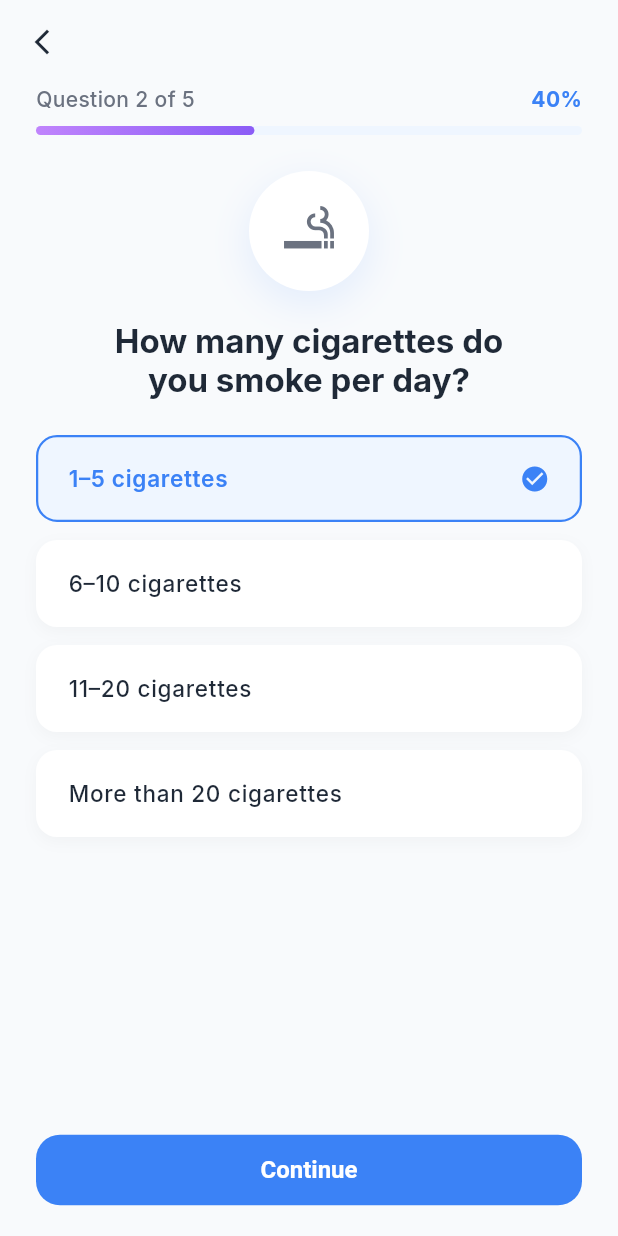
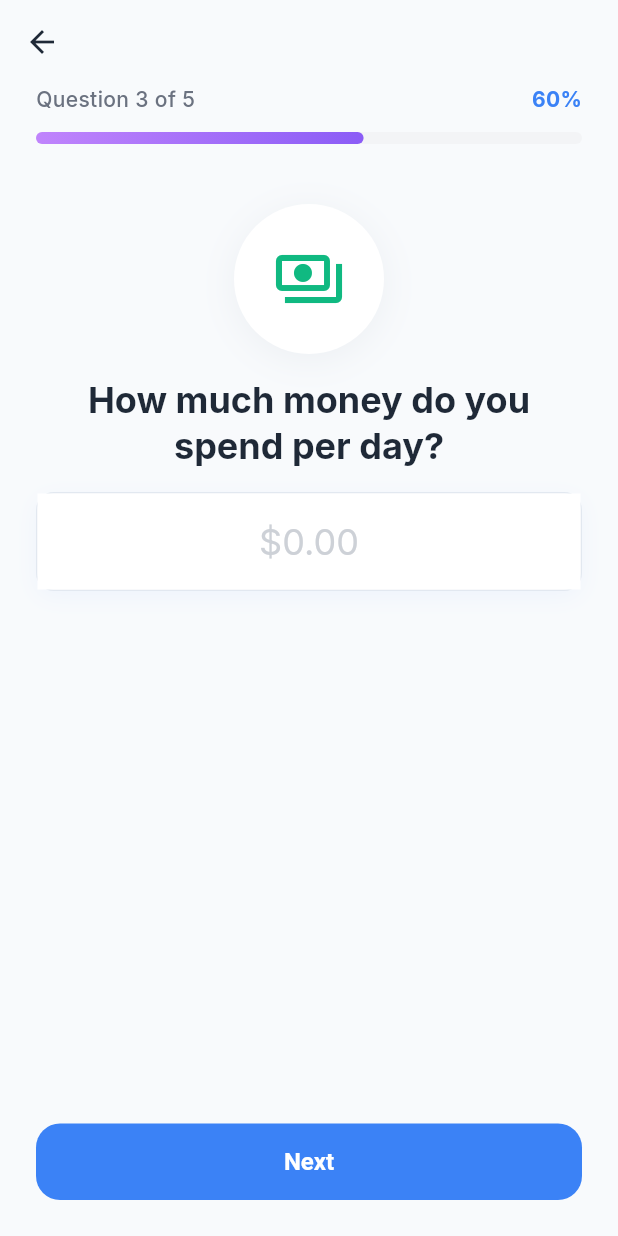
Before and after one commit to Musama987/quit_habit, a Flutter app: the QuestionnaireTwoScreen screen opened directly, after a tap on "1–5 cigarettes", on a phone screen of 412 x 824 dp. Run offline on Flutter 3.47's test engine with Material 3 defaults, Android fonts, the phone set to English and light mode, and no system bars; our stand-ins replace google_fonts; network calls fail.

Commit message:
Add QuestionnaireThreeScreen and implement navigation from QuestionnaireTwoScreen

```diff
--- a/lib/screens/onboarding/questionnaire_three.dart
+++ b/lib/screens/onboarding/questionnaire_three.dart
@@ -0,0 +1,198 @@
+import 'package:flutter/material.dart';
+import 'package:quit_habit/utils/app_colors.dart';
+
+class QuestionnaireThreeScreen extends StatefulWidget {
+  const QuestionnaireThreeScreen({super.key});
+
+  @override
+  State<QuestionnaireThreeScreen> createState() => _QuestionnaireThreeScreenState();
+}
+
+class _QuestionnaireThreeScreenState extends State<QuestionnaireThreeScreen> {
+  final TextEditingController _moneyController = TextEditingController();
+
+  @override
+  void dispose() {
+    _moneyController.dispose();
+    super.dispose();
+  }
+
+  @override
+  Widget build(BuildContext context) {
+    final textTheme = Theme.of(context).textTheme;
+
+    return Scaffold(
+      backgroundColor: AppColors.backgroundLight,
+      // resizeToAvoidBottomInset: true is default, which allows the button to move up with keyboard
+      appBar: AppBar(
+        leading: IconButton(
+          icon: const Icon(Icons.arrow_back, color: AppColors.textPrimary),
+          onPressed: () => Navigator.of(context).pop(),
+        ),
+        backgroundColor: Colors.transparent,
+        elevation: 0,
+      ),
+      body: GestureDetector(
+        onTap: () => FocusScope.of(context).unfocus(),
+        child: SafeArea(
+          child: CustomScrollView(
+            slivers: [
+              SliverFillRemaining(
+                hasScrollBody: false,
+                child: Padding(
+                  padding: const EdgeInsets.symmetric(horizontal: 24.0),
+                  child: Column(
+                    crossAxisAlignment: CrossAxisAlignment.center,
+                    children: [
+                      // --- 1. Progress Header ---
+                      Row(
+                        mainAxisAlignment: MainAxisAlignment.spaceBetween,
+                        children: [
+                          Text(
+                            'Question 3 of 5',
+                            style: textTheme.bodyMedium?.copyWith(
+                              color: AppColors.textSecondary,
+                              fontWeight: FontWeight.w500,
+                            ),
+                          ),
+                          Text(
+                            '60%',
+                            style: textTheme.bodyMedium?.copyWith(
+                              color: AppColors.primary,
+                              fontWeight: FontWeight.bold,
+                            ),
+                          ),
+                        ],
+                      ),
+                      const SizedBox(height: 12),
+
+                      // Progress Bar (60%)
+                      Container(
+                        height: 8,
+                        width: double.infinity,
+                        decoration: BoxDecoration(
+                          color: const Color(0xFFF3F4F6),
+                          borderRadius: BorderRadius.circular(10),
+                        ),
+                        child: FractionallySizedBox(
+                          alignment: Alignment.centerLeft,
+                          widthFactor: 0.6,
+                          child: Container(
+                            decoration: BoxDecoration(
+                              gradient: AppColors.purpleGradient,
+                              borderRadius: BorderRadius.circular(10),
+                            ),
+                          ),
+                        ),
+                      ),
+
+                      const SizedBox(height: 40),
+
+                      // --- 2. Icon ---
+                      Container(
+                        width: 100,
+                        height: 100,
+                        decoration: BoxDecoration(
+                          color: AppColors.surfaceLight,
+                          shape: BoxShape.circle,
+                          boxShadow: [AppColors.softShadow],
+                        ),
+                        child: Center(
+                          child: Icon(
+                            Icons.payments_outlined,
+                            size: 48,
+                            color: AppColors.success,
+                          ),
+                        ),
+                      ),
+
+                      const SizedBox(height: 15),
+
+                      // --- 3. Question Title ---
+                      Text(
+                        'How much money do you\nspend per day?',
+                        textAlign: TextAlign.center,
+                        style: textTheme.displayMedium?.copyWith(
+                          fontSize: 24,
+                          color: AppColors.textPrimary,
+                          height: 1.3,
+                          fontWeight: FontWeight.w700,
+                        ),
+                      ),
+
+                      const SizedBox(height: 15),
+
+                      // --- 4. Money Input Field ---
+                      Container(
+                        decoration: BoxDecoration(
+                          color: AppColors.inputBackground,
+                          borderRadius: BorderRadius.circular(12),
+                          border: Border.all(color: AppColors.border),
+                          boxShadow: [
+                            BoxShadow(
+                              color: AppColors.primary.withOpacity(0.05),
+                              offset: const Offset(0, 4),
+                              blurRadius: 12,
+                            )
+                          ],
+                        ),
+                        child: TextFormField(
+                          controller: _moneyController,
+                          keyboardType: const TextInputType.numberWithOptions(decimal: true),
+                          textAlign: TextAlign.center,
+                          style: textTheme.headlineSmall?.copyWith(
+                            color: AppColors.textPrimary,
+                            fontWeight: FontWeight.w600,
+                          ),
+                          decoration: InputDecoration(
+                            hintText: '\$0.00',
+                            hintStyle: textTheme.headlineSmall?.copyWith(
+                              color: AppColors.textTertiary.withOpacity(0.5),
+                            ),
+                            border: InputBorder.none,
+                            enabledBorder: InputBorder.none,
+                            focusedBorder: InputBorder.none,
+                            contentPadding: const EdgeInsets.symmetric(vertical: 16),
+                          ),
+                        ),
+                      ),
+
+                      // This SizedBox ensures a gap exists even when the keyboard is up
+                      const SizedBox(height: 25),
+
+                      // The Spacer pushes the button to the bottom when keyboard is closed,
+                      // but shrinks to 0 when keyboard is open (leaving only the SizedBox above).
+                      const Spacer(),
+
+                      // --- 5. Next Button ---
+                      SizedBox(
+                        width: double.infinity,
+                        child: ElevatedButton(
+                          onPressed: () {
+                            // TODO: Validate input and Navigate to Question 4
+                          },
+                          style: ElevatedButton.styleFrom(
+                            backgroundColor: AppColors.primary,
+                            foregroundColor: Colors.white,
+                            padding: const EdgeInsets.symmetric(vertical: 16),
+                            shape: RoundedRectangleBorder(
+                              borderRadius: BorderRadius.circular(16),
+                            ),
+                            elevation: 0,
+                          ),
+                          child: const Text('Next'),
+                        ),
+                      ),
+
+                      const SizedBox(height: 24),
+                    ],
+                  ),
+                ),
+              ),
+            ],
+          ),
+        ),
+      ),
+    );
+  }
+}
--- a/lib/screens/onboarding/questionnaire_two.dart
+++ b/lib/screens/onboarding/questionnaire_two.dart
@@ -1,5 +1,6 @@
 import 'package:flutter/material.dart';
 import 'package:quit_habit/utils/app_colors.dart';
+import 'package:quit_habit/screens/onboarding/questionnaire_three.dart';
 
 class QuestionnaireTwoScreen extends StatefulWidget {
   const QuestionnaireTwoScreen({super.key});
@@ -18,6 +19,22 @@ class _QuestionnaireTwoScreenState extends State<QuestionnaireTwoScreen> {
     'More than 20 cigarettes',
   ];
 
+  void _handleOptionSelected(int index) {
+    setState(() {
+      _selectedOptionIndex = index;
+    });
+
+    // Add a small delay so the user sees the selection effect before moving on
+    Future.delayed(const Duration(milliseconds: 300), () {
+      if (mounted) {
+        Navigator.push(
+          context,
+          MaterialPageRoute(builder: (_) => const QuestionnaireThreeScreen()),
+        );
+      }
+    });
+  }
+
   @override
   Widget build(BuildContext context) {
     final textTheme = Theme.of(context).textTheme;
@@ -29,7 +46,6 @@ class _QuestionnaireTwoScreenState extends State<QuestionnaireTwoScreen> {
           icon: const Icon(Icons.arrow_back_ios_new, size: 20),
           onPressed: () => Navigator.pop(context),
         ),
-        // Reduced toolbar height slightly if needed, but standard is usually fine.
       ),
       body: SafeArea(
         child: Column(
@@ -40,7 +56,6 @@ class _QuestionnaireTwoScreenState extends State<QuestionnaireTwoScreen> {
                 child: Column(
                   crossAxisAlignment: CrossAxisAlignment.center,
                   children: [
-                    // Reduced top spacing
                     const SizedBox(height: 0),
 
                     // --- 1. Progress Header ---
@@ -63,13 +78,13 @@ class _QuestionnaireTwoScreenState extends State<QuestionnaireTwoScreen> {
                         ),
                       ],
                     ),
-                    const SizedBox(height: 8), // Reduced from 12
+                    const SizedBox(height: 8),
 
                     // Custom Gradient Progress Bar
                     Stack(
                       children: [
                         Container(
-                          height: 6, // Reduced thickness from 8
+                          height: 6,
                           width: double.infinity,
                           decoration: BoxDecoration(
                             color: AppColors.primaryLight,
@@ -79,7 +94,7 @@ class _QuestionnaireTwoScreenState extends State<QuestionnaireTwoScreen> {
                         LayoutBuilder(
                           builder: (context, constraints) {
                             return Container(
-                              height: 6, // Reduced thickness from 8
+                              height: 6,
                               width: constraints.maxWidth * 0.4,
                               decoration: BoxDecoration(
                                 gradient: AppColors.purpleGradient,
@@ -91,20 +106,20 @@ class _QuestionnaireTwoScreenState extends State<QuestionnaireTwoScreen> {
                       ],
                     ),
 
-                    const SizedBox(height: 24), // Reduced from 40
+                    const SizedBox(height: 24),
 
-                    // --- 2. Icon Illustration (Scaled Down) ---
+                    // --- 2. Icon Illustration ---
                     Container(
-                      width: 80, // Reduced from 100
-                      height: 80, // Reduced from 100
+                      width: 80,
+                      height: 80,
                       decoration: BoxDecoration(
                         color: AppColors.surfaceLight,
                         shape: BoxShape.circle,
                         boxShadow: [
                           BoxShadow(
                             color: AppColors.primary.withOpacity(0.1),
-                            blurRadius: 20, // Reduced blur
-                            spreadRadius: 2, // Reduced spread
+                            blurRadius: 20,
+                            spreadRadius: 2,
                             offset: const Offset(0, 8),
                           ),
                         ],
@@ -112,79 +127,60 @@ class _QuestionnaireTwoScreenState extends State<QuestionnaireTwoScreen> {
                       child: const Center(
                         child: Icon(
                           Icons.smoking_rooms_outlined,
-                          size: 40, // Reduced from 48
+                          size: 40,
                           color: AppColors.textSecondary,
                         ),
                       ),
                     ),
 
-                    const SizedBox(height: 20), // Reduced from 32
+                    const SizedBox(height: 20),
 
                     // --- 3. Question Text ---
                     Text(
                       'How many cigarettes do\nyou smoke per day?',
                       textAlign: TextAlign.center,
                       style: textTheme.displayMedium?.copyWith(
-                        fontSize: 22, // Slightly smaller font
+                        fontSize: 22,
                         color: AppColors.textPrimary,
                         fontWeight: FontWeight.bold,
-                        height: 1.2, // Tighter line height
+                        height: 1.2,
                       ),
                     ),
 
-                    const SizedBox(height: 24), // Reduced from 32
+                    const SizedBox(height: 24),
 
                     // --- 4. Options List ---
                     ListView.separated(
                       shrinkWrap: true,
                       physics: const NeverScrollableScrollPhysics(),
                       itemCount: _options.length,
-                      separatorBuilder: (context, index) => const SizedBox(height: 12), // Reduced from 16
+                      separatorBuilder: (context, index) => const SizedBox(height: 12),
                       itemBuilder: (context, index) {
                         final isSelected = _selectedOptionIndex == index;
                         return _buildOptionCard(
                           text: _options[index],
                           isSelected: isSelected,
-                          onTap: () {
-                            setState(() {
-                              _selectedOptionIndex = index;
-                            });
-                          },
+                          onTap: () => _handleOptionSelected(index),
                         );
                       },
                     ),
 
-                    const SizedBox(height: 16), // Extra bottom padding for scroll
+                    const SizedBox(height: 16),
                   ],
                 ),
               ),
             ),
 
-            // --- 5. Bottom Section ---
+            // --- 5. Bottom Footer (Replaced Button) ---
             Padding(
-              padding: const EdgeInsets.fromLTRB(24, 0, 24, 20), // Reduced bottom padding from 32
-              child: _selectedOptionIndex == null
-                  ? Padding(
-                      padding: const EdgeInsets.symmetric(vertical: 12),
-                      child: Text(
-                        'Select an option to continue',
-                        style: textTheme.bodyMedium?.copyWith(
-                          color: AppColors.textTertiary,
-                        ),
-                      ),
-                    )
-                  : SizedBox(
-                      width: double.infinity,
-                      child: ElevatedButton(
-                        onPressed: () {
-                          // TODO: Navigate to Question 3
-                        },
-                        style: ElevatedButton.styleFrom(
-                          padding: const EdgeInsets.symmetric(vertical: 14), // Compact button height
-                        ),
-                        child: const Text('Continue'),
-                      ),
-                    ),
+              padding: const EdgeInsets.fromLTRB(24, 0, 24, 20),
+              child: Text(
+                'Step 2 of 5 • Tracking details',
+                style: textTheme.bodyMedium?.copyWith(
+                  color: AppColors.textTertiary,
+                  fontSize: 12,
+                ),
+              ),
             ),
           ],
         ),
@@ -201,11 +197,10 @@ class _QuestionnaireTwoScreenState extends State<QuestionnaireTwoScreen> {
       onTap: onTap,
       child: AnimatedContainer(
         duration: const Duration(milliseconds: 200),
-        // Compact padding inside the card
         padding: const EdgeInsets.symmetric(vertical: 16, horizontal: 20),
         decoration: BoxDecoration(
           color: isSelected ? AppColors.primaryLight : AppColors.surfaceLight,
-          borderRadius: BorderRadius.circular(14), // Slightly tighter radius
+          borderRadius: BorderRadius.circular(14),
           border: Border.all(
             color: isSelected ? AppColors.primary : Colors.transparent,
             width: 1.5,
@@ -228,7 +223,7 @@ class _QuestionnaireTwoScreenState extends State<QuestionnaireTwoScreen> {
                 style: Theme.of(context).textTheme.bodyLarge?.copyWith(
                       color: isSelected ? AppColors.primary : AppColors.textPrimary,
                       fontWeight: isSelected ? FontWeight.w600 : FontWeight.w500,
-                      fontSize: 15, // Slightly adjusted font size
+                      fontSize: 15,
                     ),
               ),
             ),
```
